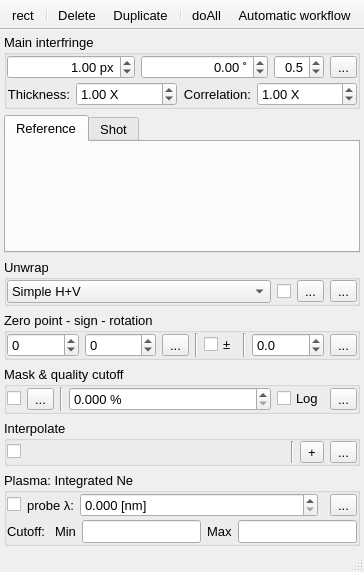
This is plugins/Interferometry/Interferometry.ui in NeutrinoToolkit/Neutrino as Qt 5 draws it before an edit. The edited form follows.
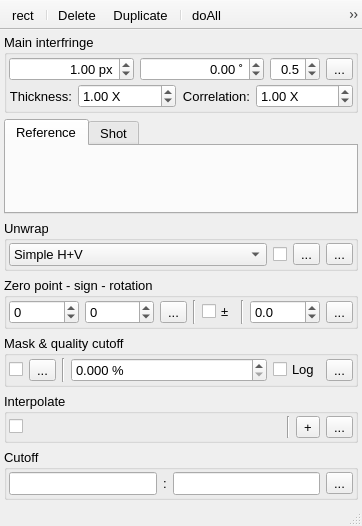
This is the edited form. Icons and pictures are not drawn.

Commit message: some shell and interferometry changes

Patch:
```diff
--- a/plugins/Interferometry/Interferometry.ui
+++ b/plugins/Interferometry/Interferometry.ui
@@ -6,8 +6,8 @@
    <rect>
     <x>0</x>
     <y>0</y>
-    <width>364</width>
-    <height>572</height>
+    <width>362</width>
+    <height>526</height>
    </rect>
   </property>
   <property name="font">
@@ -48,16 +48,16 @@
       </property>
       <layout class="QGridLayout" name="gridLayout_2" columnstretch="0,1,1,0,0">
        <property name="leftMargin">
-        <number>0</number>
+        <number>2</number>
        </property>
        <property name="topMargin">
-        <number>0</number>
+        <number>2</number>
        </property>
        <property name="rightMargin">
-        <number>0</number>
+        <number>2</number>
        </property>
        <property name="bottomMargin">
-        <number>0</number>
+        <number>2</number>
        </property>
        <property name="verticalSpacing">
         <number>3</number>
@@ -294,16 +294,16 @@
       </property>
       <layout class="QHBoxLayout" name="horizontalLayout_3" stretch="1,0,0,0">
        <property name="leftMargin">
-        <number>0</number>
+        <number>2</number>
        </property>
        <property name="topMargin">
-        <number>0</number>
+        <number>2</number>
        </property>
        <property name="rightMargin">
-        <number>0</number>
+        <number>2</number>
        </property>
        <property name="bottomMargin">
-        <number>0</number>
+        <number>2</number>
        </property>
        <item>
         <widget class="QComboBox" name="method">
@@ -407,16 +407,16 @@
       </property>
       <layout class="QHBoxLayout" name="horizontalLayout" stretch="1,1,0,0,0,0,1,0">
        <property name="leftMargin">
-        <number>0</number>
+        <number>2</number>
        </property>
        <property name="topMargin">
-        <number>0</number>
+        <number>2</number>
        </property>
        <property name="rightMargin">
-        <number>0</number>
+        <number>2</number>
        </property>
        <property name="bottomMargin">
-        <number>0</number>
+        <number>2</number>
        </property>
        <item>
         <widget class="QSpinBox" name="posZeroX">
@@ -551,16 +551,16 @@
       </property>
       <layout class="QHBoxLayout" name="horizontalLayout_2" stretch="0,0,0,1,0,0">
        <property name="leftMargin">
-        <number>0</number>
+        <number>2</number>
        </property>
        <property name="topMargin">
-        <number>0</number>
+        <number>2</number>
        </property>
        <property name="rightMargin">
-        <number>0</number>
+        <number>2</number>
        </property>
        <property name="bottomMargin">
-        <number>0</number>
+        <number>2</number>
        </property>
        <item>
         <widget class="QCheckBox" name="useMask">
@@ -659,16 +659,16 @@
       </property>
       <layout class="QHBoxLayout" name="horizontalLayout_6" stretch="0,0,0,0,0">
        <property name="leftMargin">
-        <number>0</number>
+        <number>2</number>
        </property>
        <property name="topMargin">
-        <number>0</number>
+        <number>2</number>
        </property>
        <property name="rightMargin">
-        <number>0</number>
+        <number>2</number>
        </property>
        <property name="bottomMargin">
-        <number>0</number>
+        <number>2</number>
        </property>
        <item>
         <widget class="QCheckBox" name="useInterpolate">
@@ -743,135 +743,59 @@
     <item>
      <widget class="QGroupBox" name="groupBox">
       <property name="title">
-       <string>Plasma: Integrated Ne</string>
+       <string>Cutoff</string>
       </property>
-      <layout class="QGridLayout" name="gridLayout" columnstretch="0,0,1,0,0">
+      <layout class="QHBoxLayout" name="horizontalLayout_5">
        <property name="leftMargin">
-        <number>0</number>
+        <number>2</number>
        </property>
        <property name="topMargin">
-        <number>0</number>
+        <number>2</number>
        </property>
        <property name="rightMargin">
-        <number>0</number>
+        <number>2</number>
        </property>
        <property name="bottomMargin">
-        <number>0</number>
+        <number>2</number>
        </property>
-       <property name="verticalSpacing">
-        <number>3</number>
-       </property>
-       <item row="0" column="2">
-        <widget class="QDoubleSpinBox" name="probeLambda">
+       <item>
+        <widget class="QLineEdit" name="cutoffMin">
          <property name="font">
           <font>
            <pointsize>10</pointsize>
           </font>
          </property>
-         <property name="suffix">
-          <string> [nm]</string>
-         </property>
-         <property name="decimals">
-          <number>3</number>
-         </property>
-         <property name="maximum">
-          <double>999999999.000000000000000</double>
-         </property>
          <property name="neutrinoSave" stdset="0">
           <bool>true</bool>
          </property>
         </widget>
        </item>
-       <item row="1" column="0" colspan="5">
-        <widget class="QWidget" name="widget" native="true">
-         <layout class="QHBoxLayout" name="horizontalLayout_5" stretch="0,0,1,0,1">
-          <property name="leftMargin">
-           <number>0</number>
-          </property>
-          <property name="topMargin">
-           <number>0</number>
-          </property>
-          <property name="rightMargin">
-           <number>0</number>
-          </property>
-          <property name="bottomMargin">
-           <number>0</number>
-          </property>
-          <item>
-           <widget class="QLabel" name="label_5">
-            <property name="font">
-             <font>
-              <pointsize>10</pointsize>
-             </font>
-            </property>
-            <property name="text">
-             <string>Cutoff: </string>
-            </property>
-           </widget>
-          </item>
-          <item>
-           <widget class="QLabel" name="label_3">
-            <property name="font">
-             <font>
-              <pointsize>10</pointsize>
-             </font>
-            </property>
-            <property name="text">
-             <string>Min</string>
-            </property>
-           </widget>
-          </item>
-          <item>
-           <widget class="QLineEdit" name="cutoffMin">
-            <property name="font">
-             <font>
-              <pointsize>10</pointsize>
-             </font>
-            </property>
-            <property name="neutrinoSave" stdset="0">
-             <bool>true</bool>
-            </property>
-           </widget>
-          </item>
-          <item>
-           <widget class="QLabel" name="label_4">
-            <property name="font">
-             <font>
-              <pointsize>10</pointsize>
-             </font>
-            </property>
-            <property name="text">
-             <string>Max</string>
-            </property>
-           </widget>
-          </item>
-          <item>
-           <widget class="QLineEdit" name="cutoffMax">
-            <property name="font">
-             <font>
-              <pointsize>10</pointsize>
-             </font>
-            </property>
-            <property name="neutrinoSave" stdset="0">
-             <bool>true</bool>
-            </property>
-           </widget>
-          </item>
-         </layout>
-        </widget>
-       </item>
-       <item row="0" column="0">
-        <widget class="QCheckBox" name="usePlasma">
+       <item>
+        <widget class="QLabel" name="label_4">
+         <property name="font">
+          <font>
+           <pointsize>10</pointsize>
+          </font>
+         </property>
          <property name="text">
-          <string/>
+          <string>:</string>
+         </property>
+        </widget>
+       </item>
+       <item>
+        <widget class="QLineEdit" name="cutoffMax">
+         <property name="font">
+          <font>
+           <pointsize>10</pointsize>
+          </font>
          </property>
          <property name="neutrinoSave" stdset="0">
           <bool>true</bool>
          </property>
         </widget>
        </item>
-       <item row="0" column="4">
-        <widget class="QToolButton" name="doPlasma">
+       <item>
+        <widget class="QToolButton" name="doCutoff">
          <property name="font">
           <font>
            <pointsize>10</pointsize>
@@ -889,21 +813,6 @@
          </property>
         </widget>
        </item>
-       <item row="0" column="1">
-        <widget class="QLabel" name="label_6">
-         <property name="font">
-          <font>
-           <pointsize>10</pointsize>
-          </font>
-         </property>
-         <property name="text">
-          <string>probe λ:</string>
-         </property>
-         <property name="alignment">
-          <set>Qt::AlignRight|Qt::AlignTrailing|Qt::AlignVCenter</set>
-         </property>
-        </widget>
-       </item>
       </layout>
      </widget>
     </item>
```
Left out of the diff: 20 changed lines with no effect on the pictures. The commit also changes 8 other files.
